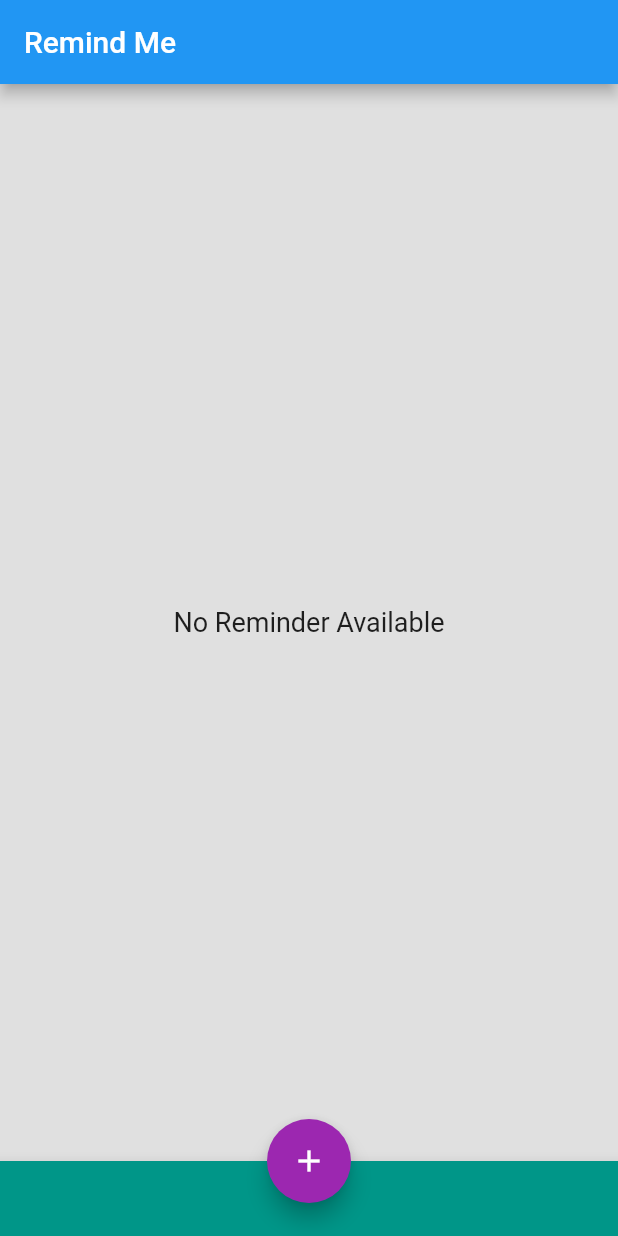
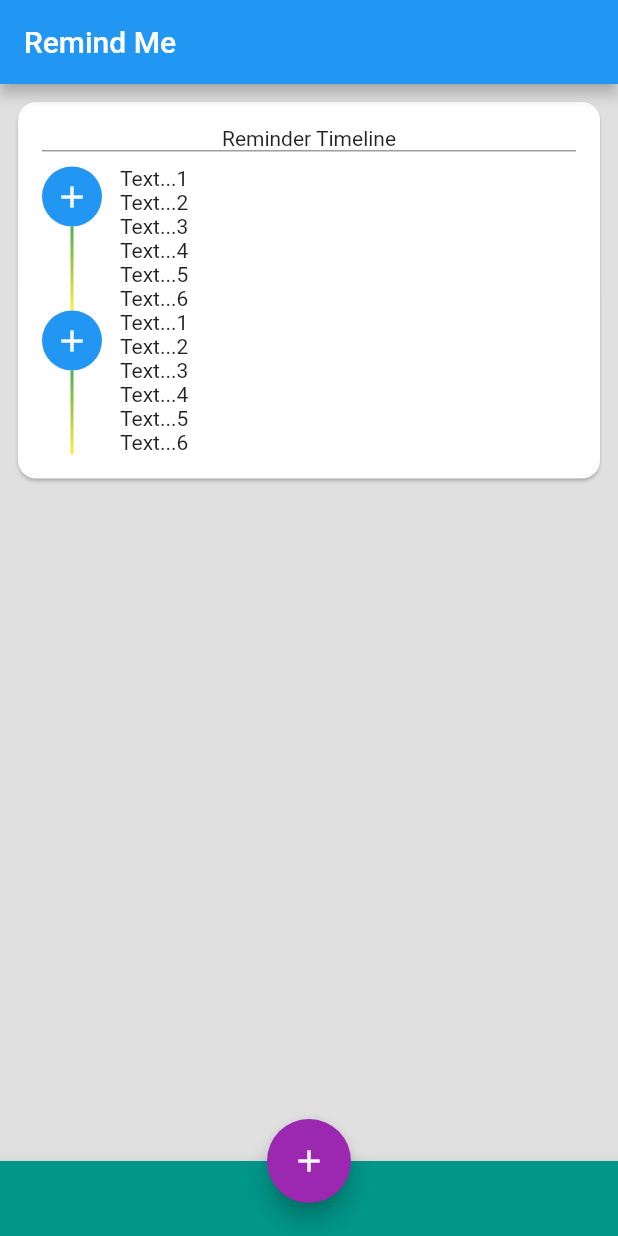
Before and after one commit to parmeshtoyou/remind_me, a Flutter app: the screen it shows after launch, on a phone screen of 412 x 824 dp. Run offline on Flutter 3.47's test engine with Material 2 defaults, Android fonts, the phone set to English and light mode, and no system bars; our stand-ins replace flutter_svg.

Commit message:
added sample timeline widget on home page

```diff
--- a/lib/pages/home_page.dart
+++ b/lib/pages/home_page.dart
@@ -3,6 +3,7 @@ import 'package:remind_me/core/dimens.dart';
 import 'package:remind_me/pages/note_add_page.dart';
 import 'package:remind_me/pages/note_detail_page.dart';
 import 'package:remind_me/resource/strings.dart';
+import 'package:remind_me/widgets/note_time_line.dart';
 import 'package:remind_me/widgets/reminder_list_widget.dart';
 
 import '../business/NoteListModel.dart';
@@ -24,12 +25,7 @@ class _HomePageState extends State<HomePage> {
         title: const Text(Strings.appName),
       ),
       body: widget.listModel.getNotes().isEmpty
-          ? const Center(
-              child: Text(
-                Strings.nothingToRemind,
-                style: TextStyle(fontSize: Dimens.dimen_18),
-              ),
-            )
+          ? const NoteTimeLineWidget()
           : ReminderListWidget(
               onNoteClickListener: (Note note) {
                 Navigator.push(
--- /dev/null
+++ b/lib/widgets/note_time_line.dart
@@ -0,0 +1,34 @@
+import 'package:flutter/material.dart';
+
+import 'note_time_line_item_widget.dart';
+
+class NoteTimeLineWidget extends StatelessWidget {
+  const NoteTimeLineWidget({Key? key}) : super(key: key);
+
+  @override
+  Widget build(BuildContext context) {
+    return Card(
+      shape: RoundedRectangleBorder(borderRadius: BorderRadius.circular(12.0)),
+      margin: const EdgeInsets.all(12.0),
+      child: Padding(
+        padding: const EdgeInsets.all(16.0),
+        child: Column(
+          mainAxisSize: MainAxisSize.min,
+          children: const [
+            Text("Reminder Timeline"),
+            Divider(
+              height: 1,
+              color: Colors.grey,
+              thickness: 1,
+            ),
+            SizedBox(
+              height: 10,
+            ),
+            NoteTimeLineItemWidget(),
+            NoteTimeLineItemWidget()
+          ],
+        ),
+      ),
+    );
+  }
+}
--- /dev/null
+++ b/lib/widgets/note_time_line_item_widget.dart
@@ -0,0 +1,65 @@
+import 'package:flutter/material.dart';
+
+class NoteTimeLineItemWidget extends StatelessWidget {
+  const NoteTimeLineItemWidget({
+    Key? key,
+  }) : super(key: key);
+
+  @override
+  Widget build(BuildContext context) {
+    return Row(
+      crossAxisAlignment: CrossAxisAlignment.start,
+      children: [
+        Expanded(
+          child: Column(
+            children: [
+              IntrinsicHeight(
+                child: Row(
+                  crossAxisAlignment: CrossAxisAlignment.stretch,
+                  children: [
+                    Column(
+                      children: [
+                        const CircleAvatar(
+                          backgroundColor: Colors.blue,
+                          child: Icon(
+                            Icons.add,
+                            color: Colors.white,
+                          ),
+                        ),
+                        Expanded(
+                          child: Container(
+                            width: 2.0,
+                            decoration: const BoxDecoration(
+                              gradient: LinearGradient(
+                                begin: Alignment.topRight,
+                                end: Alignment.bottomLeft,
+                                colors: [Colors.green, Colors.yellow],
+                              ),
+                            ),
+                          ),
+                        )
+                      ],
+                    ),
+                    const SizedBox(
+                      width: 12,
+                    ),
+                    Column(
+                      children: const [
+                        Text("Text...1"),
+                        Text("Text...2"),
+                        Text("Text...3"),
+                        Text("Text...4"),
+                        Text("Text...5"),
+                        Text("Text...6"),
+                      ],
+                    )
+                  ],
+                ),
+              )
+            ],
+          ),
+        )
+      ],
+    );
+  }
+}
```
